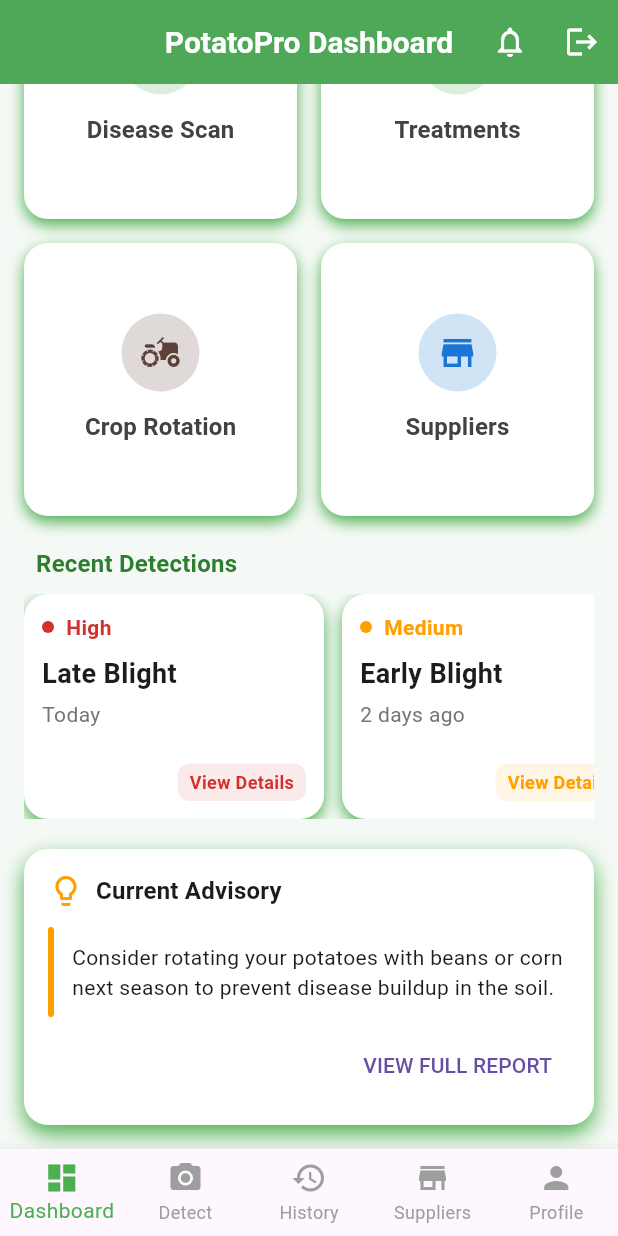
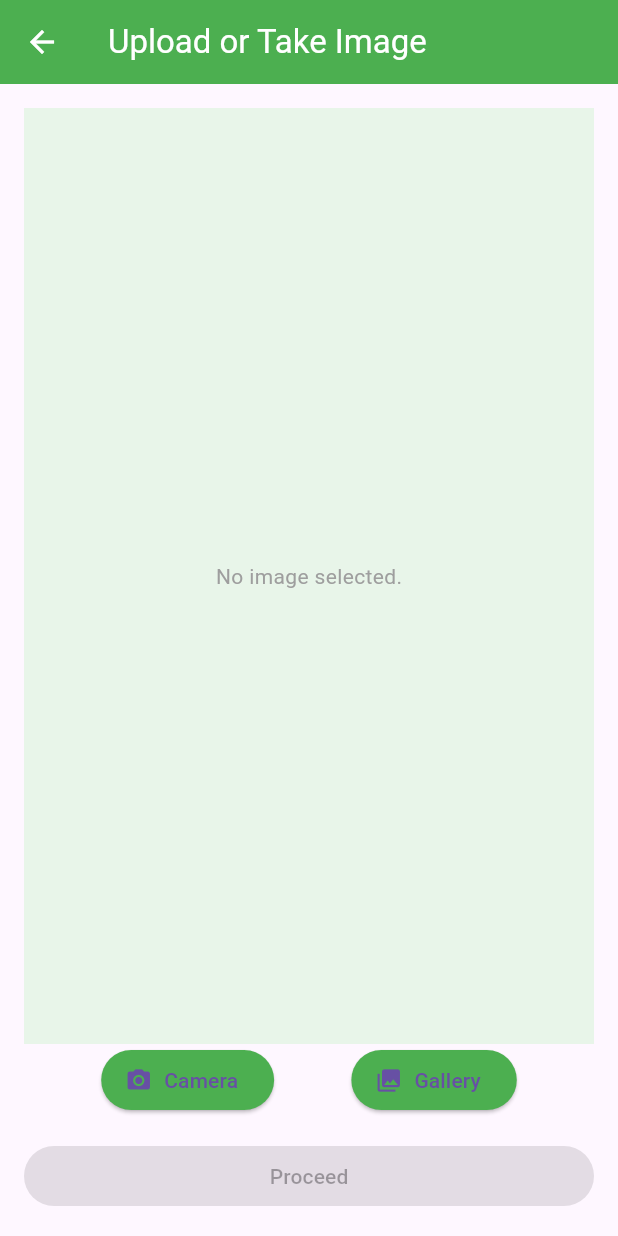
Before and after one commit to EngKARANGWA/diseasesDetection-App, a Flutter app: the FarmerHome screen opened by its route, scrolled down 288 dp, after a tap on "Disease Scan", on a phone screen of 412 x 824 dp. Run offline on Flutter 3.47's test engine with Material 3 defaults, Android fonts, the phone set to English and light mode, and no system bars; our stand-ins replace fl_chart, image_picker.

Commit message:
camera page

```diff
--- a/lib/main.dart
+++ b/lib/main.dart
@@ -8,6 +8,7 @@ import 'screens/Dashboards/farmer_home.dart'; // Import the FarmerHome screen
 import 'screens/Dashboards/agronomist.dart';
 import 'screens/Dashboards/admin.dart';
 import 'screens/navibar/historypage.dart';
+import 'screens/navibar/camera_page.dart';
 
 void main() {
   runApp(const PotatoDiseaseApp());
@@ -33,6 +34,7 @@ class PotatoDiseaseApp extends StatelessWidget {
         '/agronomist_dashboard': (context) => const AgronomistDashboard(),
         '/admin_dashboard': (context) => const AdminDashboard(),
         '/history': (context) => const HistoryPage(),
+        '/camera': (context) => const CameraPage(),
       },
       debugShowCheckedModeBanner: false,
     );
--- a/lib/screens/Dashboards/farmer.dart
+++ b/lib/screens/Dashboards/farmer.dart
@@ -1,4 +1,5 @@
 import 'package:flutter/material.dart';
+import '../navibar/camera_page.dart';
 
 class FarmerDashboard extends StatelessWidget {
   const FarmerDashboard({super.key});
@@ -165,7 +166,10 @@ class FarmerDashboard extends StatelessWidget {
           color: Colors.green,
           title: 'Disease Scan',
           onTap: () {
-            // TODO: Navigate to camera
+            Navigator.push(
+              context,
+              MaterialPageRoute(builder: (context) => const CameraPage()),
+            );
           },
         ),
         _buildActionCard(
--- /dev/null
+++ b/lib/screens/navibar/camera_page.dart
@@ -0,0 +1,99 @@
+import 'dart:io';
+
+import 'package:flutter/material.dart';
+import 'package:image_picker/image_picker.dart';
+
+class CameraPage extends StatefulWidget {
+  const CameraPage({Key? key}) : super(key: key);
+
+  @override
+  State<CameraPage> createState() => _CameraPageState();
+}
+
+class _CameraPageState extends State<CameraPage> {
+  File? _imageFile;
+  final ImagePicker _picker = ImagePicker();
+  String? _error;
+
+  Future<void> _pickImage(ImageSource source) async {
+    try {
+      final pickedFile = await _picker.pickImage(source: source, imageQuality: 85);
+      if (pickedFile != null) {
+        setState(() {
+          _imageFile = File(pickedFile.path);
+          _error = null;
+        });
+      } else {
+        setState(() {
+          _error = 'No image selected.';
+        });
+      }
+    } catch (e) {
+      setState(() {
+        _error = 'Failed to pick image: $e';
+      });
+    }
+  }
+
+  @override
+  Widget build(BuildContext context) {
+    return Scaffold(
+      appBar: AppBar(
+        title: const Text('Upload or Take Image', style: TextStyle(color: Colors.white)),
+        backgroundColor: Colors.green,
+        iconTheme: const IconThemeData(color: Colors.white),
+      ),
+      body: Padding(
+        padding: const EdgeInsets.all(16.0),
+        child: Column(
+          crossAxisAlignment: CrossAxisAlignment.stretch,
+          children: [
+            if (_imageFile != null)
+              Expanded(
+                child: Image.file(_imageFile!, fit: BoxFit.contain),
+              )
+            else
+              Expanded(
+                child: Container(
+                  color: Colors.green[50],
+                  child: const Center(
+                    child: Text('No image selected.', style: TextStyle(color: Colors.grey)),
+                  ),
+                ),
+              ),
+            if (_error != null)
+              Padding(
+                padding: const EdgeInsets.symmetric(vertical: 8.0),
+                child: Text(_error!, style: const TextStyle(color: Colors.red)),
+              ),
+            Row(
+              mainAxisAlignment: MainAxisAlignment.spaceEvenly,
+              children: [
+                ElevatedButton.icon(
+                  onPressed: () => _pickImage(ImageSource.camera),
+                  icon: const Icon(Icons.camera_alt),
+                  label: const Text('Camera'),
+                  style: ElevatedButton.styleFrom(backgroundColor: Colors.green),
+                ),
+                ElevatedButton.icon(
+                  onPressed: () => _pickImage(ImageSource.gallery),
+                  icon: const Icon(Icons.photo_library),
+                  label: const Text('Gallery'),
+                  style: ElevatedButton.styleFrom(backgroundColor: Colors.green),
+                ),
+              ],
+            ),
+            const SizedBox(height: 16),
+            ElevatedButton(
+              onPressed: _imageFile != null ? () {
+                // TODO: Proceed with the selected image (e.g., upload or analyze)
+              } : null,
+              child: const Text('Proceed'),
+              style: ElevatedButton.styleFrom(backgroundColor: Colors.green),
+            ),
+          ],
+        ),
+      ),
+    );
+  }
+}
--- a/lib/screens/navibar/profile_page.dart
+++ b/lib/screens/navibar/profile_page.dart
@@ -111,7 +111,6 @@ class ProfilePage extends StatelessWidget {
         title,
         style: TextStyle(color: isLogout ? Colors.red : Colors.black87),
       ),
-      trailing: isLogout ? null : const Icon(Icons.arrow_forward_ios, size: 16),
       onTap: onTap,
     );
   }
--- a/pubspec.yaml
+++ b/pubspec.yaml
@@ -31,6 +31,7 @@ dependencies:
   flutter:
     sdk: flutter
   fl_chart: ^0.68.0
+  image_picker: ^1.0.4
 
   # The following adds the Cupertino Icons font to your application.
   # Use with the CupertinoIcons class for iOS style icons.
```
Also changed, not shown: lib/screens/Dashboards/agronomist.dart (+122 -18 lines), lib/screens/Dashboards/farmer_home.dart (+2 -25 lines), pubspec.lock, 5 other files.
